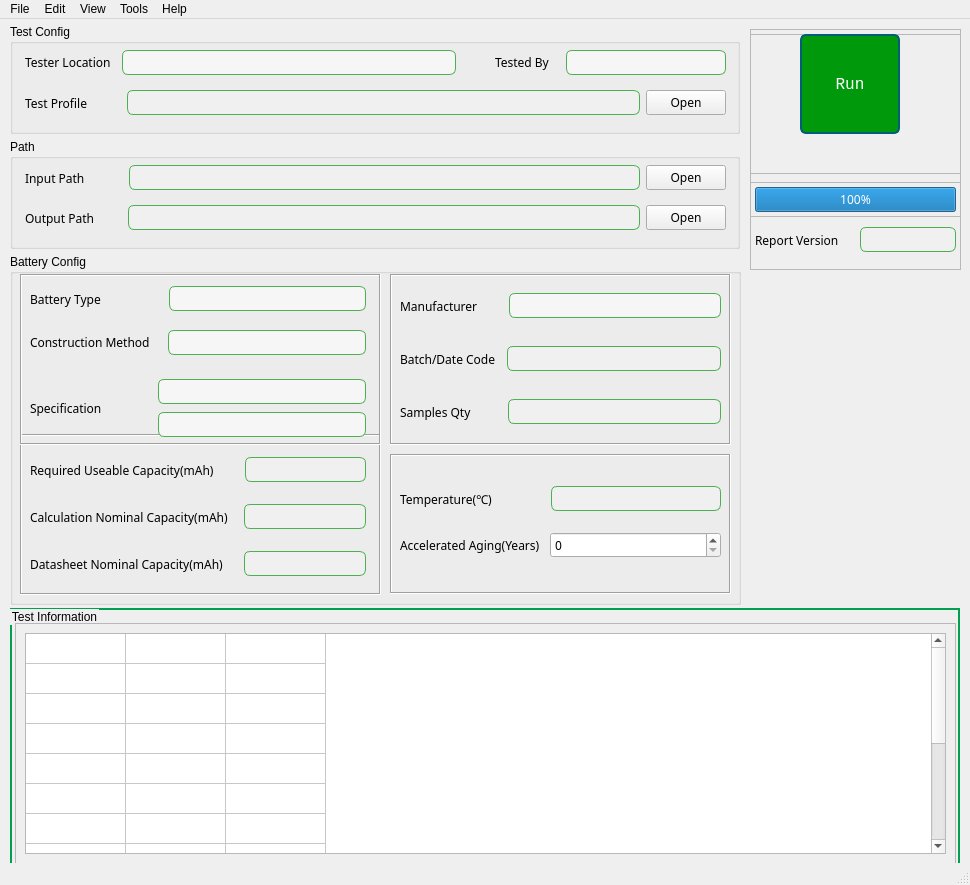
Qt form src/battery_analysis/ui/resources/ui_battery_analysis.ui (Sandman6z/battery-analysis) before a commit.
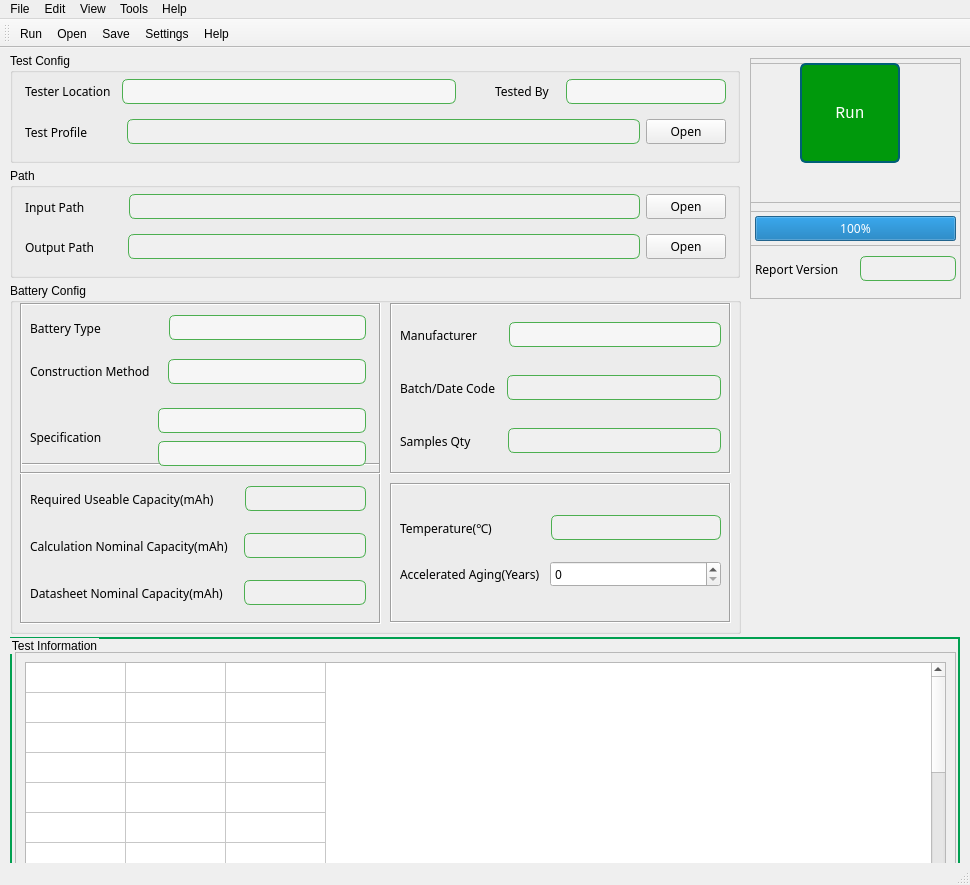
The same form after that commit. Icons and pictures are not drawn.

Commit message:
feat(用户界面): 添加工具栏和状态栏切换功能
docs: 新增电池分析工具使用指南文档

refactor(主窗口): 重构菜单和工具栏功能实现
- 添加工具栏显示/隐藏功能
- 实现状态栏显示/隐藏功能
- 优化菜单快捷键设置
- 增加输入验证和错误处理

feat(线程): 增强任务取消和进度反馈机制
- 添加任务取消功能
- 实现进度更新信号
- 改进错误处理和状态反馈

Patch:
```diff
--- a/src/battery_analysis/ui/resources/ui_battery_analysis.ui
+++ b/src/battery_analysis/ui/resources/ui_battery_analysis.ui
@@ -11,6 +11,22 @@
     <height>885</height>
    </rect>
   </property>
+  <widget class="QToolBar" name="toolBar">
+   <property name="windowTitle">
+    <string>工具栏</string>
+   </property>
+   <property name="movable">
+    <bool>true</bool>
+   </property>
+   <property name="floatable">
+    <bool>true</bool>
+   </property>
+   <addaction name="actionRun_Analysis"/>
+   <addaction name="actionOpen_File"/>
+   <addaction name="actionSave_Results"/>
+   <addaction name="actionSettings"/>
+   <addaction name="actionHelp"/>
+  </widget>
   <property name="sizePolicy">
    <sizepolicy hsizetype="Expanding" vsizetype="Expanding">
     <horstretch>0</horstretch>
@@ -2693,6 +2709,46 @@
    <property name="text">
     <string>Show Toolbar</string>
    </property>
+   <property name="checkable">
+    <bool>true</bool>
+   </property>
+   <property name="checked">
+    <bool>true</bool>
+   </property>
+  </action>
+  <action name="actionRun_Analysis">
+   <property name="text">
+    <string>Run Analysis</string>
+   </property>
+   <property name="iconText">
+    <string>Run</string>
+   </property>
+  </action>
+  <action name="actionOpen_File">
+   <property name="text">
+    <string>Open File</string>
+   </property>
+   <property name="iconText">
+    <string>Open</string>
+   </property>
+  </action>
+  <action name="actionSave_Results">
+   <property name="text">
+    <string>Save Results</string>
+   </property>
+   <property name="iconText">
+    <string>Save</string>
+   </property>
+  </action>
+  <action name="actionSettings">
+   <property name="text">
+    <string>Settings</string>
+   </property>
+  </action>
+  <action name="actionHelp">
+   <property name="text">
+    <string>Help</string>
+   </property>
   </action>
   <action name="actionShow_Statusbar">
    <property name="text">
```
Left out of the diff: 9 changed lines with no effect on the pictures. The commit also changes 2 other files.
